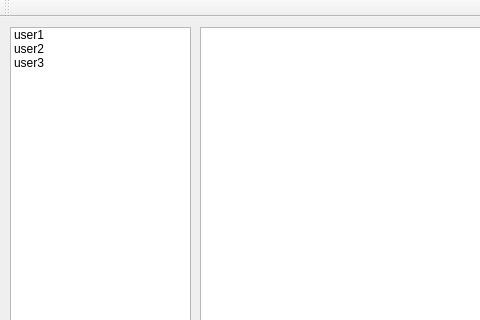
Before: the Qt Designer form sandbox/interface/mainwindow.ui in haverma/Distributed_Chat-System, drawn with Qt 5; both pictures show x 0 to 480 and y 0 to 320 of the 766 by 581 pixel window.
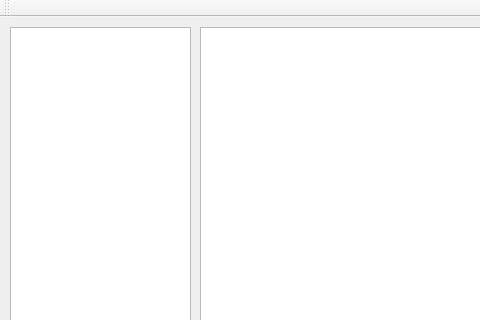
After: the same form once the commit is applied.

Commit message: added user list support. lost users update server

Patch:
```diff
--- a/sandbox/interface/mainwindow.ui
+++ b/sandbox/interface/mainwindow.ui
@@ -43,21 +43,6 @@
       <height>511</height>
      </rect>
     </property>
-    <item>
-     <property name="text">
-      <string>user1</string>
-     </property>
-    </item>
-    <item>
-     <property name="text">
-      <string>user2</string>
-     </property>
-    </item>
-    <item>
-     <property name="text">
-      <string>user3</string>
-     </property>
-    </item>
    </widget>
   </widget>
   <widget class="QMenuBar" name="menuBar">
```
Left out of the diff: 2 changed lines with no effect on the pictures. The commit also changes 7 other files.
